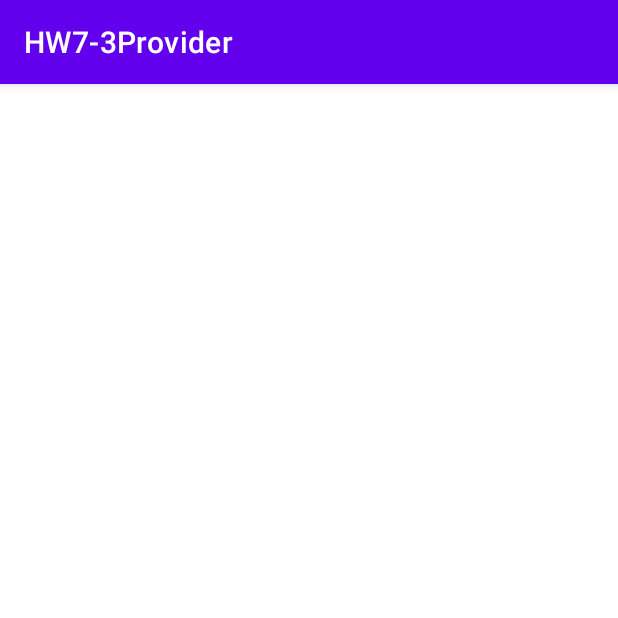
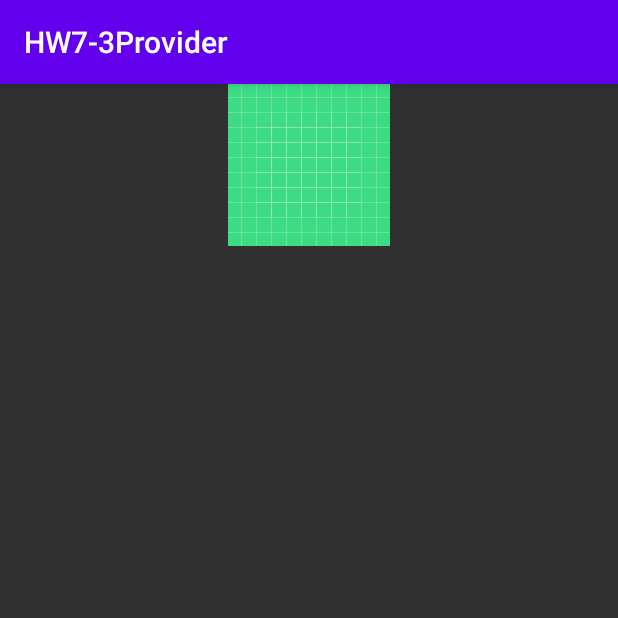
Before and after one commit to Park-kxng/Android_provider, an Android app: the MomentsOfTheSeason screen opened directly, with no data from a screen before it, on a phone screen of 412 x 824 dp, the top half of it. Run offline under Robolectric (Android 15) with nearby library versions, the light colour scheme and no system bars; 1 statement that could not run was skipped.

Commit message:
아이콘 및 배경화면 추가

```diff
--- a/app/src/main/java/smu/hw7_3provider/MomentsOfTheSeason.java
+++ b/app/src/main/java/smu/hw7_3provider/MomentsOfTheSeason.java
@@ -15,7 +15,8 @@ public class MomentsOfTheSeason extends AppCompatActivity {
     protected void onCreate(Bundle savedInstanceState) {
         super.onCreate(savedInstanceState);
         setContentView(R.layout.activity_moments_of_the_season);
-        // 어떤 계절을 볼건지 가져옴
+
+        //Intent로 어떤 계절을 볼건지 가져옴
         Intent intent =getIntent();
         String whatSeason = intent.getStringExtra("whatSeason");
         recyclerView = findViewById(R.id.recyclerView);
--- a/app/src/main/res/layout/activity_moments_of_the_season.xml
+++ b/app/src/main/res/layout/activity_moments_of_the_season.xml
@@ -8,6 +8,12 @@
     android:orientation="vertical"
     tools:context=".MomentsOfTheSeason">
 
+    <ImageView
+        android:id="@+id/imageView"
+        android:layout_width="match_parent"
+        android:layout_height="wrap_content"
+        app:srcCompat="@drawable/ic_launcher_background" />
+
     <androidx.recyclerview.widget.RecyclerView
         android:id="@+id/recyclerView"
         android:layout_width="match_parent"
--- a/app/src/main/res/layout/activity_select_season.xml
+++ b/app/src/main/res/layout/activity_select_season.xml
@@ -4,6 +4,7 @@
     xmlns:tools="http://schemas.android.com/tools"
     android:layout_width="match_parent"
     android:layout_height="match_parent"
+    android:background="@color/white"
     tools:context=".SelectSeason">
 
     <Button
--- a/app/src/main/res/values-night/themes.xml
+++ b/app/src/main/res/values-night/themes.xml
@@ -1,6 +1,6 @@
 <resources xmlns:tools="http://schemas.android.com/tools">
     <!-- Base application theme. -->
-    <style name="Theme.HW73Provider" parent="Theme.MaterialComponents.DayNight.DarkActionBar">
+    <style name="Theme.HW73Provider" parent="Theme.AppCompat">
         <!-- Primary brand color. -->
         <item name="colorPrimary">@color/purple_200</item>
         <item name="colorPrimaryVariant">@color/purple_700</item>
--- a/app/src/main/res/values/themes.xml
+++ b/app/src/main/res/values/themes.xml
@@ -1,6 +1,6 @@
 <resources xmlns:tools="http://schemas.android.com/tools">
     <!-- Base application theme. -->
-    <style name="Theme.HW73Provider" parent="Theme.MaterialComponents.DayNight.DarkActionBar">
+    <style name="Theme.HW73Provider" parent="Theme.AppCompat">
         <!-- Primary brand color. -->
         <item name="colorPrimary">@color/purple_500</item>
         <item name="colorPrimaryVariant">@color/purple_700</item>
```
Also changed, not shown: app/src/main/res/drawable/fall.png (added), app/src/main/res/drawable/spring.png (added), app/src/main/res/drawable/summer.png (added), app/src/main/res/drawable/winter.png (added), 1 other file.
